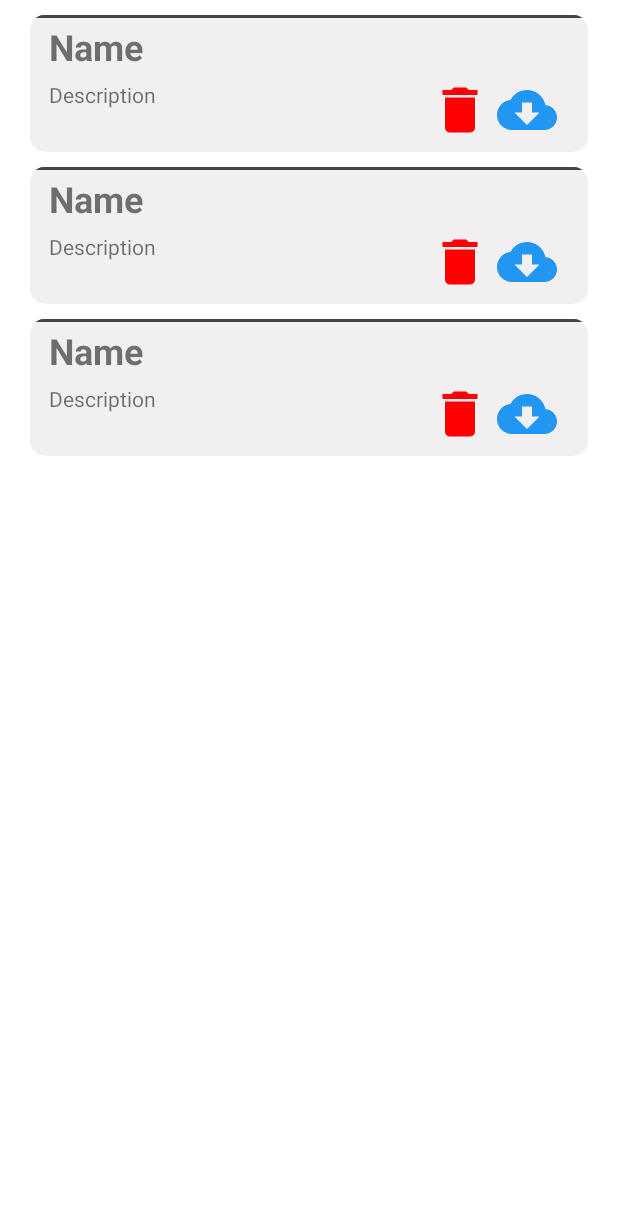
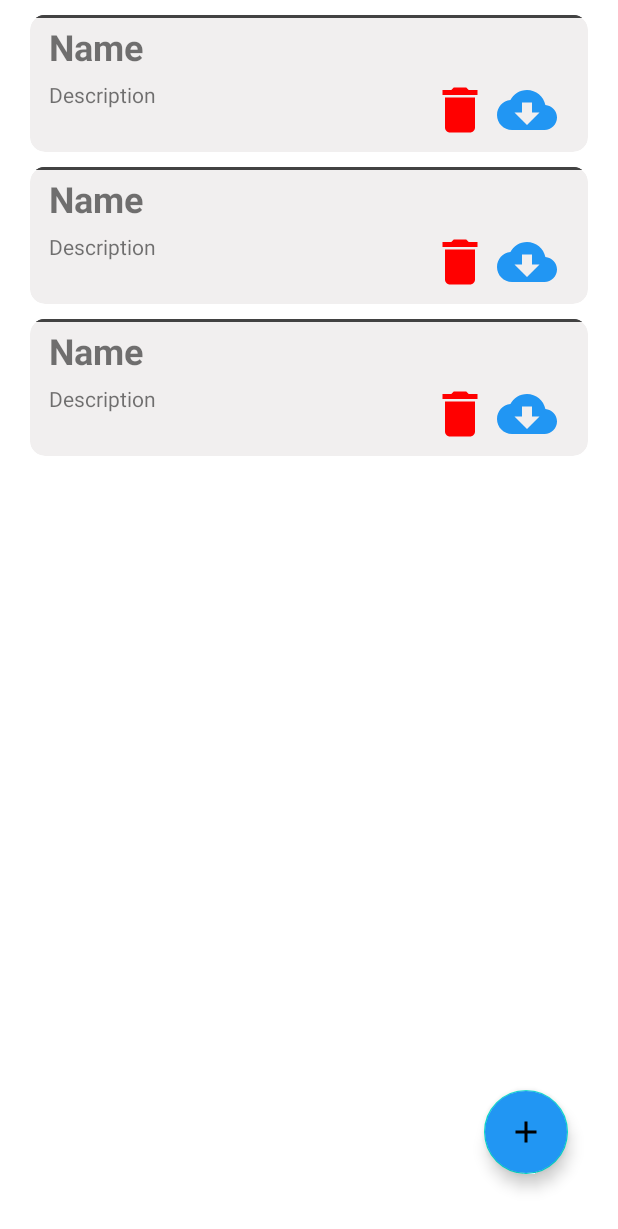
Before and after one commit to JMDev2/FileUplaod, an Android app: the layout activity_view_pdf_files.xml on its own in the app's theme, with its tools: preview values and no code run, on a phone screen of 412 x 824 dp. Shown: the top 1229 px of the screen. Run offline under Robolectric (Android 15) with nearby library versions, the phone set to English and light mode, and no system bars.

Commit message:
This will add the floating action buttons on both View image and file activities

```diff
--- /dev/null
+++ b/app/src/main/res/drawable/ic_baseline_add_24.xml
@@ -0,0 +1,5 @@
+<vector android:height="24dp" android:tint="#FFFFFF"
+    android:viewportHeight="24" android:viewportWidth="24"
+    android:width="24dp" xmlns:android="http://schemas.android.com/apk/res/android">
+    <path android:fillColor="@android:color/white" android:pathData="M19,13h-6v6h-2v-6H5v-2h6V5h2v6h6v2z"/>
+</vector>
--- a/app/src/main/res/layout/activity_view_pdf_files.xml
+++ b/app/src/main/res/layout/activity_view_pdf_files.xml
@@ -4,6 +4,7 @@
     xmlns:tools="http://schemas.android.com/tools"
     android:layout_width="match_parent"
     android:layout_height="match_parent"
+    android:background="@color/white"
     tools:context=".ui.ViewPdfFilesActivity">
 
     <androidx.recyclerview.widget.RecyclerView
@@ -12,9 +13,11 @@
         android:layout_height="0dp"
         app:layout_constraintBottom_toBottomOf="parent"
         app:layout_constraintEnd_toEndOf="parent"
+        app:layout_constraintHorizontal_bias="0.0"
         app:layout_constraintStart_toStartOf="parent"
         app:layout_constraintTop_toTopOf="parent"
-        tools:listitem="@layout/pdfviewer" >
+        app:layout_constraintVertical_bias="0.0"
+        tools:listitem="@layout/pdfviewer">
 
     </androidx.recyclerview.widget.RecyclerView>
 
@@ -30,4 +33,16 @@
         app:layout_constraintStart_toStartOf="parent"
         app:layout_constraintTop_toTopOf="@+id/view_pdf_recyclerView" />
 
+    <com.google.android.material.floatingactionbutton.FloatingActionButton
+        android:id="@+id/floatingActionButton"
+        android:layout_width="wrap_content"
+        android:layout_height="wrap_content"
+        android:layout_marginEnd="33dp"
+        android:layout_marginBottom="41dp"
+        android:backgroundTint="@color/blue"
+        android:src="@drawable/ic_baseline_add_24"
+        app:layout_constraintBottom_toBottomOf="parent"
+        app:layout_constraintEnd_toEndOf="parent" />
+
+
 </androidx.constraintlayout.widget.ConstraintLayout>
```
Also changed, not shown: app/src/main/java/com/example/fileupload/ui/ViewImageActivity.java (+13 -0 lines), app/src/main/java/com/example/fileupload/ui/ViewPdfFilesActivity.java (+12 -0 lines), app/src/main/res/layout/activity_view_image.xml (+11 -0 lines).
